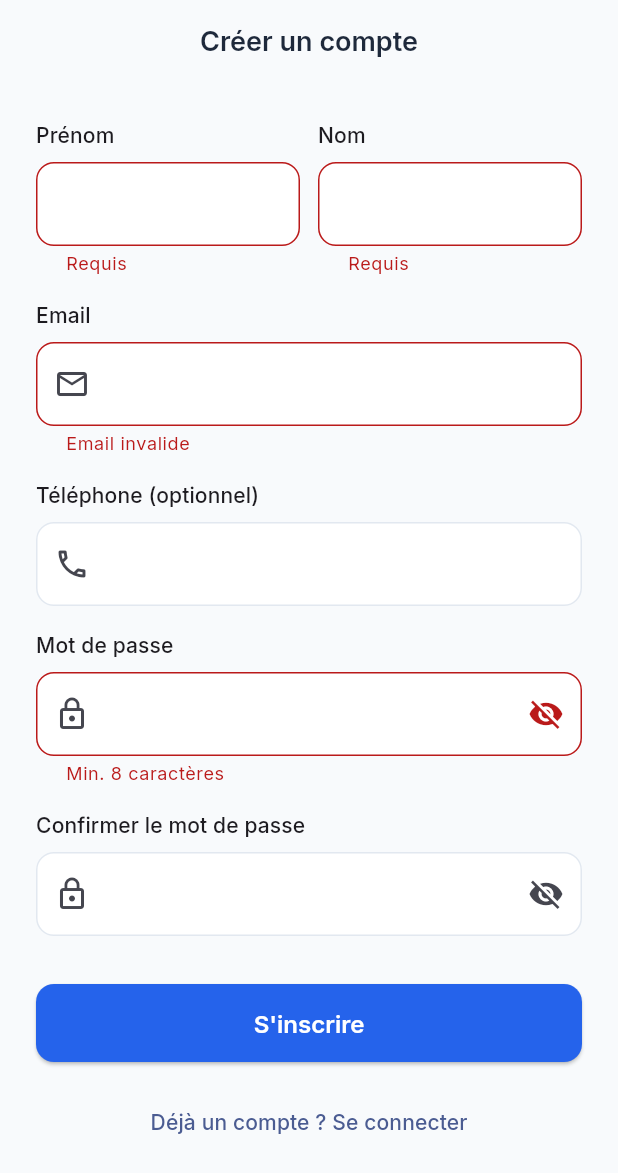
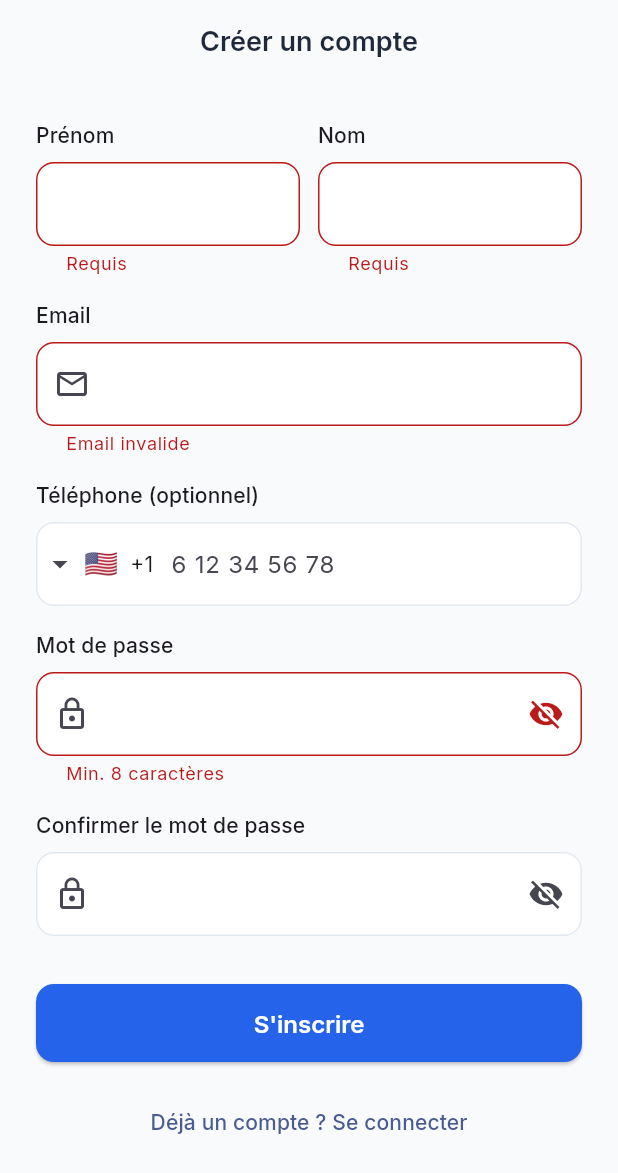
Before and after one commit to gaelgael5/mycoach, a Flutter app: the RegisterScreen screen opened by its route, after a tap on "S'inscrire", on a phone screen of 412 x 824 dp. Shown: the top 1173 px of the screen. Run offline on Flutter 3.47's test engine with Material 3 defaults, Android fonts, the phone set to English and light mode, and no system bars; drawn by our look-alikes of intl_phone_field; our stand-ins replace cached_network_image, dio, equatable, fl_chart, flutter_riverpod, flutter_secure_storage and 5 more; accounts and stored records are empty; generated files the repository leaves out were written again.

Commit message:
feat: international phone input with country picker
- Replace plain text field with IntlPhoneField
- Auto-detect country from device locale (FR by default)
- Shows flag + country code (+33, +1, etc.)
- Validates minimum 9 digits
- Stores full international number (+33612345678)
- Phone remains optional

```diff
--- a/mobile/lib/features/auth/presentation/screens/register_screen.dart
+++ b/mobile/lib/features/auth/presentation/screens/register_screen.dart
@@ -1,6 +1,7 @@
 import 'package:flutter/material.dart';
 import 'package:flutter_riverpod/flutter_riverpod.dart';
 import 'package:go_router/go_router.dart';
+import 'package:intl_phone_field/intl_phone_field.dart';
 import '../../../../core/theme/app_colors.dart';
 import '../../../../shared/widgets/mycoach_text_field.dart';
 import '../../../../shared/widgets/loading_button.dart';
@@ -18,16 +19,15 @@ class _RegisterScreenState extends ConsumerState<RegisterScreen> {
   final _firstNameCtrl = TextEditingController();
   final _lastNameCtrl = TextEditingController();
   final _emailCtrl = TextEditingController();
-  final _phoneCtrl = TextEditingController();
   final _passwordCtrl = TextEditingController();
   final _confirmCtrl = TextEditingController();
+  String? _fullPhoneNumber;
 
   @override
   void dispose() {
     _firstNameCtrl.dispose();
     _lastNameCtrl.dispose();
     _emailCtrl.dispose();
-    _phoneCtrl.dispose();
     _passwordCtrl.dispose();
     _confirmCtrl.dispose();
     super.dispose();
@@ -40,7 +40,7 @@ class _RegisterScreenState extends ConsumerState<RegisterScreen> {
           password: _passwordCtrl.text,
           firstName: _firstNameCtrl.text.trim(),
           lastName: _lastNameCtrl.text.trim(),
-          phone: _phoneCtrl.text.trim().isEmpty ? null : _phoneCtrl.text.trim(),
+          phone: _fullPhoneNumber,
         );
   }
 
@@ -61,6 +61,10 @@ class _RegisterScreenState extends ConsumerState<RegisterScreen> {
       );
     });
 
+    // Detect country from device locale
+    final locale = Localizations.localeOf(context);
+    final initialCountry = locale.countryCode ?? 'FR';
+
     return Scaffold(
       appBar: AppBar(title: const Text('Créer un compte')),
       body: SafeArea(
@@ -69,6 +73,7 @@ class _RegisterScreenState extends ConsumerState<RegisterScreen> {
           child: Form(
             key: _formKey,
             child: Column(
+              crossAxisAlignment: CrossAxisAlignment.start,
               children: [
                 Row(children: [
                   Expanded(child: MyCoachTextField(controller: _firstNameCtrl, label: 'Prénom', validator: (v) => v == null || v.isEmpty ? 'Requis' : null)),
@@ -78,7 +83,26 @@ class _RegisterScreenState extends ConsumerState<RegisterScreen> {
                 const SizedBox(height: 16),
                 MyCoachTextField(controller: _emailCtrl, label: 'Email', keyboardType: TextInputType.emailAddress, prefixIcon: const Icon(Icons.email_outlined), validator: (v) => v == null || !v.contains('@') ? 'Email invalide' : null),
                 const SizedBox(height: 16),
-                MyCoachTextField(controller: _phoneCtrl, label: 'Téléphone (optionnel)', keyboardType: TextInputType.phone, prefixIcon: const Icon(Icons.phone_outlined)),
+                Text('Téléphone (optionnel)', style: Theme.of(context).textTheme.labelLarge),
+                const SizedBox(height: 8),
+                IntlPhoneField(
+                  decoration: const InputDecoration(
+                    hintText: '6 12 34 56 78',
+                    counterText: '',
+                  ),
+                  initialCountryCode: initialCountry,
+                  languageCode: locale.languageCode,
+                  disableLengthCheck: false,
+                  onChanged: (phone) {
+                    _fullPhoneNumber = phone.completeNumber;
+                  },
+                  validator: (phone) {
+                    // Optional field — only validate if user typed something
+                    if (phone == null || phone.number.isEmpty) return null;
+                    if (phone.number.length < 9) return 'Min. 9 chiffres';
+                    return null;
+                  },
+                ),
                 const SizedBox(height: 16),
                 MyCoachTextField(controller: _passwordCtrl, label: 'Mot de passe', obscureText: true, prefixIcon: const Icon(Icons.lock_outline), validator: (v) => v == null || v.length < 8 ? 'Min. 8 caractères' : null),
                 const SizedBox(height: 16),
@@ -86,7 +110,7 @@ class _RegisterScreenState extends ConsumerState<RegisterScreen> {
                 const SizedBox(height: 32),
                 LoadingButton(onPressed: _submit, label: "S'inscrire", isLoading: authState.isLoading),
                 const SizedBox(height: 16),
-                TextButton(onPressed: () => context.pop(), child: const Text('Déjà un compte ? Se connecter')),
+                Center(child: TextButton(onPressed: () => context.pop(), child: const Text('Déjà un compte ? Se connecter'))),
               ],
             ),
           ),
--- a/mobile/pubspec.yaml
+++ b/mobile/pubspec.yaml
@@ -29,6 +29,8 @@ dependencies:
 
   # URL launcher
   url_launcher: ^6.2.0
+  # Phone input with country picker
+  intl_phone_field: ^3.2.0
 
   # Charts
   fl_chart: ^0.68.0
```
